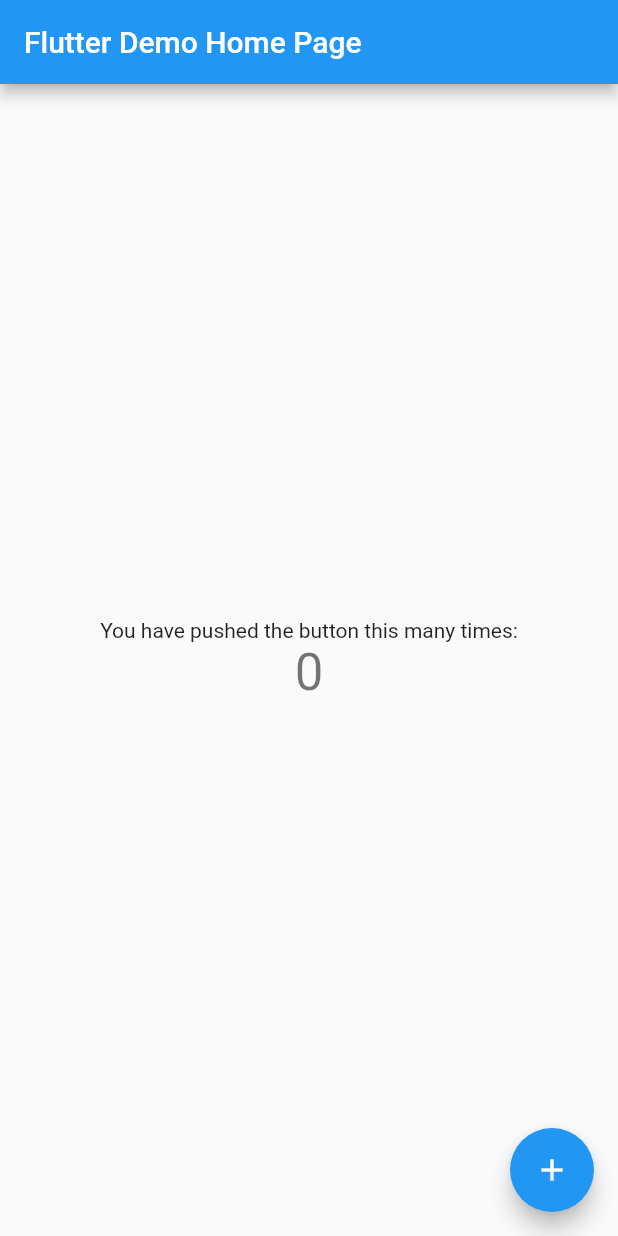
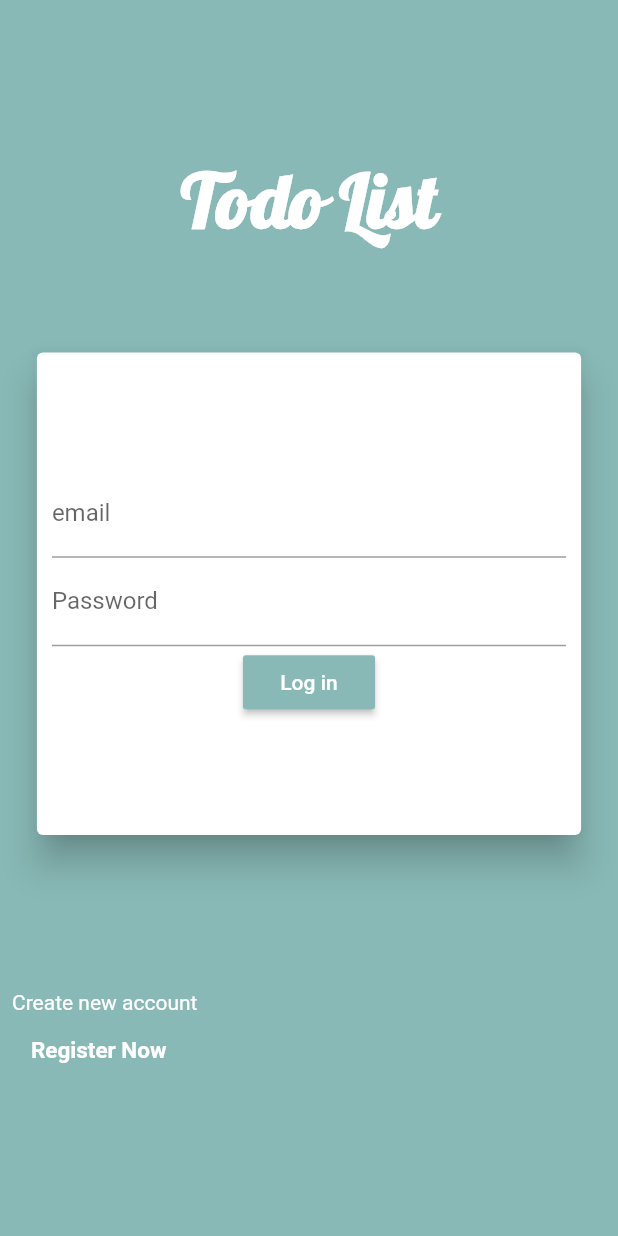
Before and after one commit to tokaehab/todo_app, a Flutter app: the screen it shows after launch, on a phone screen of 412 x 824 dp. Run offline on Flutter 3.47's test engine with Material 2 defaults, Android fonts, the phone set to English and light mode, and no system bars; our stand-ins replace cloud_firestore, firebase_auth; accounts and stored records are empty.

```diff
--- a/lib/main.dart
+++ b/lib/main.dart
@@ -1,111 +1,39 @@
 import 'package:flutter/material.dart';
+import './screens/auth_screen.dart';
 
 void main() => runApp(MyApp());
 
 class MyApp extends StatelessWidget {
-  // This widget is the root of your application.
+  final MaterialColor mycolor = const MaterialColor(0xFF88B9B6, const {
+    50: const Color(0xFFAFD0CE),
+    100: const Color(0xFF9FC6C4),
+    200: const Color(0xFF8FBDBA),
+    300: const Color(0xFF5EA19C),
+    400: const Color(0xFF55918D),
+    500: const Color(0xFF42706D),
+    600: const Color(0xFF39605E),
+    700: const Color(0xFF2F504E),
+    800: const Color(0xFF26403E),
+    900: const Color(0xFF1C302F)
+  });
   @override
   Widget build(BuildContext context) {
     return MaterialApp(
-      title: 'Flutter Demo',
+      title: 'Todo App',
       theme: ThemeData(
-        // This is the theme of your application.
-        //
-        // Try running your application with "flutter run". You'll see the
-        // application has a blue toolbar. Then, without quitting the app, try
-        // changing the primarySwatch below to Colors.green and then invoke
-        // "hot reload" (press "r" in the console where you ran "flutter run",
-        // or simply save your changes to "hot reload" in a Flutter IDE).
-        // Notice that the counter didn't reset back to zero; the application
-        // is not restarted.
-        primarySwatch: Colors.blue,
+        textTheme: ThemeData.light().textTheme.copyWith(
+              title: TextStyle(
+                fontFamily: 'Galada',
+                fontWeight: FontWeight.bold,
+                fontSize: 25,
+                color: Color.fromRGBO(114, 27, 122, 1),
+              ),
+            ),
+        primaryColor: Color.fromRGBO(136, 185, 182, 1),
+        primarySwatch: mycolor,
+        accentColor: Color.fromRGBO(114, 27, 122, 1),
       ),
-      home: MyHomePage(title: 'Flutter Demo Home Page'),
+      home: AuthScreen(),
     );
   }
 }
-
-class MyHomePage extends StatefulWidget {
-  MyHomePage({Key key, this.title}) : super(key: key);
-
-  // This widget is the home page of your application. It is stateful, meaning
-  // that it has a State object (defined below) that contains fields that affect
-  // how it looks.
-
-  // This class is the configuration for the state. It holds the values (in this
-  // case the title) provided by the parent (in this case the App widget) and
-  // used by the build method of the State. Fields in a Widget subclass are
-  // always marked "final".
-
-  final String title;
-
-  @override
-  _MyHomePageState createState() => _MyHomePageState();
-}
-
-class _MyHomePageState extends State<MyHomePage> {
-  int _counter = 0;
-
-  void _incrementCounter() {
-    setState(() {
-      // This call to setState tells the Flutter framework that something has
-      // changed in this State, which causes it to rerun the build method below
-      // so that the display can reflect the updated values. If we changed
-      // _counter without calling setState(), then the build method would not be
-      // called again, and so nothing would appear to happen.
-      _counter++;
-    });
-  }
-
-  @override
-  Widget build(BuildContext context) {
-    // This method is rerun every time setState is called, for instance as done
-    // by the _incrementCounter method above.
-    //
-    // The Flutter framework has been optimized to make rerunning build methods
-    // fast, so that you can just rebuild anything that needs updating rather
-    // than having to individually change instances of widgets.
-    return Scaffold(
-      appBar: AppBar(
-        // Here we take the value from the MyHomePage object that was created by
-        // the App.build method, and use it to set our appbar title.
-        title: Text(widget.title),
-      ),
-      body: Center(
-        // Center is a layout widget. It takes a single child and positions it
-        // in the middle of the parent.
-        child: Column(
-          // Column is also a layout widget. It takes a list of children and
-          // arranges them vertically. By default, it sizes itself to fit its
-          // children horizontally, and tries to be as tall as its parent.
-          //
-          // Invoke "debug painting" (press "p" in the console, choose the
-          // "Toggle Debug Paint" action from the Flutter Inspector in Android
-          // Studio, or the "Toggle Debug Paint" command in Visual Studio Code)
-          // to see the wireframe for each widget.
-          //
-          // Column has various properties to control how it sizes itself and
-          // how it positions its children. Here we use mainAxisAlignment to
-          // center the children vertically; the main axis here is the vertical
-          // axis because Columns are vertical (the cross axis would be
-          // horizontal).
-          mainAxisAlignment: MainAxisAlignment.center,
-          children: <Widget>[
-            Text(
-              'You have pushed the button this many times:',
-            ),
-            Text(
-              '$_counter',
-              style: Theme.of(context).textTheme.display1,
-            ),
-          ],
-        ),
-      ),
-      floatingActionButton: FloatingActionButton(
-        onPressed: _incrementCounter,
-        tooltip: 'Increment',
-        child: Icon(Icons.add),
-      ), // This trailing comma makes auto-formatting nicer for build methods.
-    );
-  }
-}
--- /dev/null
+++ b/lib/screens/auth_screen.dart
@@ -0,0 +1,146 @@
+import 'package:firebase_auth/firebase_auth.dart';
+import 'package:flutter/material.dart';
+import 'package:flutter/rendering.dart';
+import '../widgets/auth_form.dart';
+import 'package:cloud_firestore/cloud_firestore.dart';
+import 'package:flutter/services.dart';
+
+class AuthScreen extends StatefulWidget {
+  @override
+  _AuthScreenState createState() => _AuthScreenState();
+}
+
+class _AuthScreenState extends State<AuthScreen> {
+  bool isLogin = true;
+  bool isLoading = false;
+  final _auth = FirebaseAuth.instance;
+  void submitFn(
+      String email, String username, String password, BuildContext ctx) async {
+    AuthResult authResult;
+    try {
+      setState(() {
+        isLoading = true;
+      });
+      if (isLogin) {
+        authResult = await _auth.signInWithEmailAndPassword(
+            email: email, password: password);
+      } else {
+        authResult = await _auth.createUserWithEmailAndPassword(
+            email: email, password: password);
+        await Firestore.instance
+            .collection('users')
+            .document(authResult.user.uid)
+            .setData({
+          'username': username,
+          'email': email,
+        });
+      }
+    } on PlatformException catch (error) {
+      var message = 'An error occurred, Please check your credentials';
+      if (error.message != null) {
+        message = error.message;
+      }
+      Scaffold.of(ctx).showSnackBar(
+        SnackBar(
+          content: Text(message),
+          backgroundColor: Theme.of(ctx).errorColor,
+        ),
+      );
+      setState(() {
+        isLoading = false;
+      });
+    } catch (error) {
+      print(error);
+      Scaffold.of(ctx).showSnackBar(
+        SnackBar(
+          content: Text('An error occurred, Please try again.'),
+          backgroundColor: Theme.of(ctx).errorColor,
+        ),
+      );
+      setState(() {
+        isLoading = false;
+      });
+    }
+  }
+
+  @override
+  Widget build(BuildContext context) {
+    return Scaffold(
+      backgroundColor: Theme.of(context).primaryColor,
+      body: SingleChildScrollView(
+        child: Column(children: <Widget>[
+          SizedBox(
+            height: 100,
+          ),
+          Center(
+            child: Text(
+              'Todo List',
+              textAlign: TextAlign.center,
+              style: TextStyle(
+                color: Colors.white,
+                fontSize: 50,
+                fontWeight: FontWeight.bold,
+                fontFamily: Theme.of(context).textTheme.title.fontFamily,
+              ),
+            ),
+          ),
+          SizedBox(
+            height: 50,
+          ),
+          Container(
+            margin: EdgeInsets.symmetric(
+              horizontal: MediaQuery.of(context).size.width * 0.05,
+            ),
+            width: double.infinity,
+            height: MediaQuery.of(context).size.height * 0.4,
+            child: Card(
+              elevation: 10,
+              color: Colors.white,
+              child: Padding(
+                padding: EdgeInsets.all(10),
+                child: AuthForm(submitFn, isLoading, isLogin),
+              ),
+            ),
+          ),
+          SizedBox(
+            height: 100,
+          ),
+          Row(
+            children: <Widget>[
+              Column(
+                children: <Widget>[
+                  Padding(
+                    padding: EdgeInsets.only(left: 8.0),
+                    child: Text(
+                      isLogin
+                          ? 'Create new account'
+                          : 'I already have an account?',
+                      style: TextStyle(
+                        color: Colors.white,
+                      ),
+                    ),
+                  ),
+                  FlatButton(
+                    onPressed: () {
+                      setState(() {
+                        isLogin = !isLogin;
+                      });
+                    },
+                    child: Text(
+                      !isLogin ? 'Login Now' : 'Register Now',
+                      style: TextStyle(
+                        fontWeight: FontWeight.bold,
+                        fontSize: 15,
+                        color: Colors.white,
+                      ),
+                    ),
+                  ),
+                ],
+              ),
+            ],
+          ),
+        ]),
+      ),
+    );
+  }
+}
--- /dev/null
+++ b/lib/widgets/auth_form.dart
@@ -0,0 +1,109 @@
+import 'package:flutter/material.dart';
+
+class AuthForm extends StatefulWidget {
+  final Function submitFn;
+  final bool isLoading;
+  final bool isLogin;
+  AuthForm(this.submitFn, this.isLoading, this.isLogin);
+  @override
+  _AuthFormState createState() => _AuthFormState();
+}
+
+class _AuthFormState extends State<AuthForm> {
+  final _formKey = GlobalKey<FormState>();
+  String _email = '';
+  String _password = '';
+  String _username = '';
+
+  void _trySubmit() {
+    final _isValid = _formKey.currentState.validate();
+    FocusScope.of(context).unfocus();
+    if (_isValid) {
+      _formKey.currentState.save();
+      widget.submitFn(
+        _email.trim(),
+        _username.trim(),
+        _password.trim(),
+        context,
+      );
+    }
+  }
+
+  @override
+  Widget build(BuildContext context) {
+    return Center(
+      child: SingleChildScrollView(
+        child: Form(
+          key: _formKey,
+          child: Column(
+            mainAxisSize: MainAxisSize.min,
+            children: <Widget>[
+              TextFormField(
+                key: ValueKey('email'),
+                decoration: InputDecoration(
+                  labelText: 'email',
+                ),
+                validator: (value) {
+                  if (!value.contains('@') ||
+                      !value.contains('.com') ||
+                      value.isEmpty) return 'Invalid Email';
+                  return null;
+                },
+                onSaved: (value) {
+                  _email = value;
+                },
+              ),
+              if (!widget.isLogin)
+                TextFormField(
+                  key: ValueKey('username'),
+                  decoration: InputDecoration(
+                    labelText: 'Username',
+                  ),
+                  validator: (value) {
+                    if (value.length < 4)
+                      return 'Username should be at least 4 characters';
+                    return null;
+                  },
+                  onSaved: (value) {
+                    _username = value;
+                  },
+                ),
+              TextFormField(
+                key: ValueKey('password'),
+                decoration: InputDecoration(
+                  labelText: 'Password',
+                ),
+                obscureText: true,
+                validator: (value) {
+                  if (value.length < 8)
+                    return 'Password should be at least 8 characters';
+                  return null;
+                },
+                onSaved: (value) {
+                  _password = value;
+                },
+              ),
+              widget.isLoading
+                  ? Padding(
+                      padding: const EdgeInsets.all(10.0),
+                      child: Center(
+                        child: CircularProgressIndicator(),
+                      ),
+                    )
+                  : RaisedButton(
+                      onPressed: _trySubmit,
+                      child: Text(
+                        widget.isLogin ? 'Log in' : 'Sign up',
+                        style: TextStyle(
+                          color: Colors.white,
+                        ),
+                      ),
+                      color: Theme.of(context).primaryColor,
+                    ),
+            ],
+          ),
+        ),
+      ),
+    );
+  }
+}
```
Also changed, not shown: pubspec.yaml (+10 -10 lines), assets/fonts/Galada-Regular.ttf (added), pubspec.lock, 3 other files.
